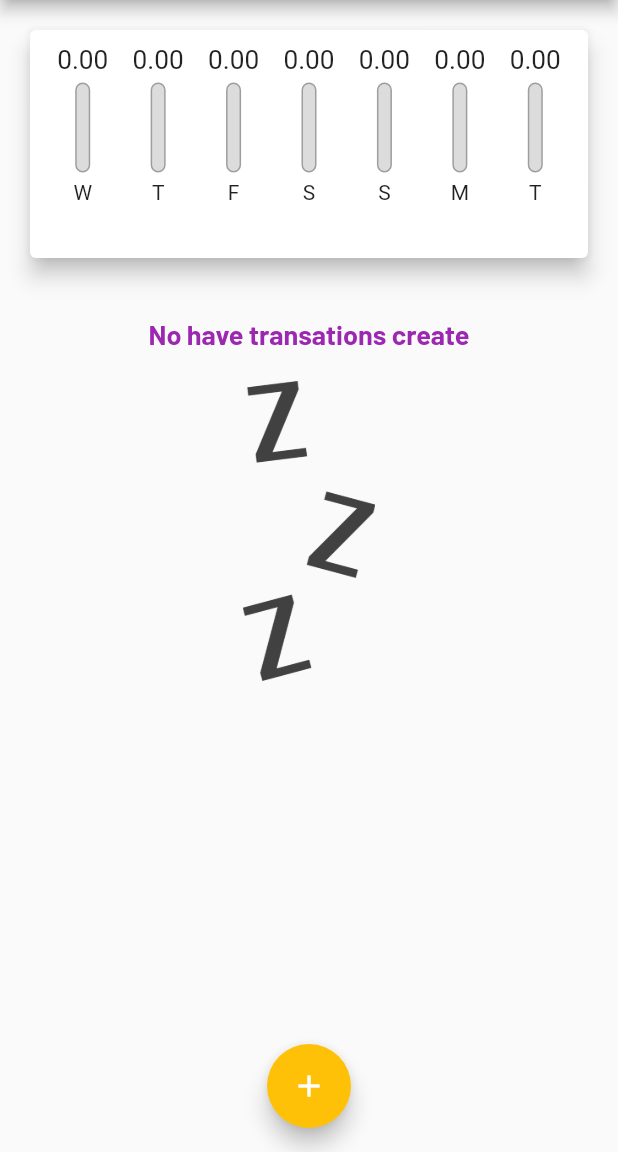
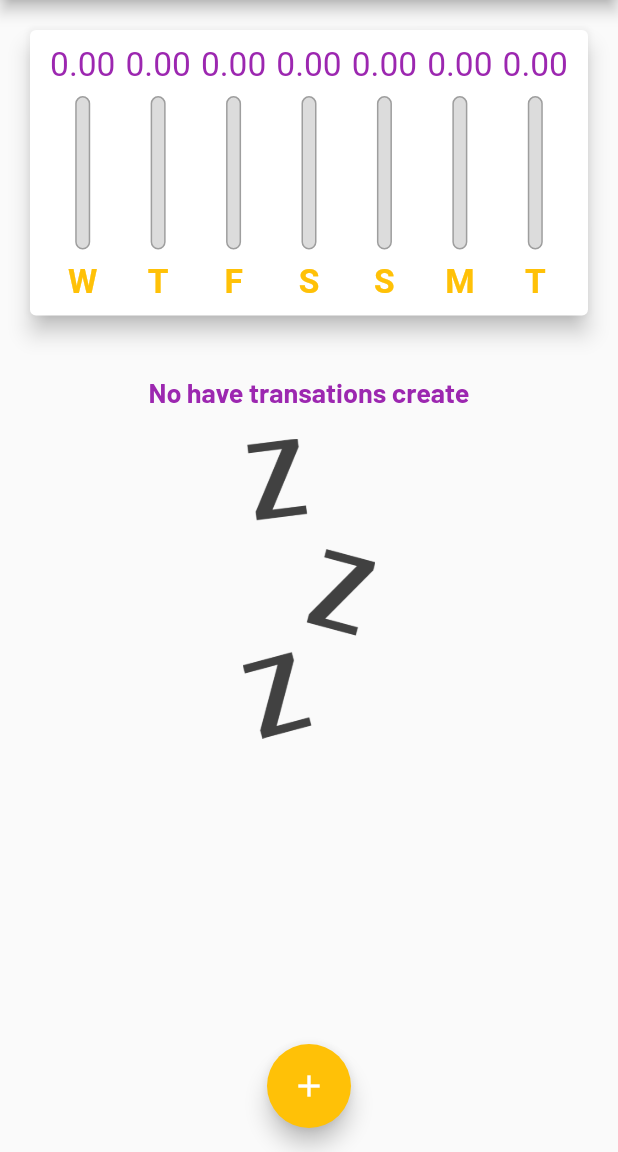
Before and after one commit to cadumeneses/personal_expenses, a Flutter app: the screen it shows after launch, on a phone screen of 412 x 824 dp, the part 84-1236 px from its top. Run offline on Flutter 3.47's test engine with Material 2 defaults, Android fonts, the phone set to English and light mode, and no system bars.

Commit message:
style: responsive graphic

```diff
--- a/lib/components/chart_bar.dart
+++ b/lib/components/chart_bar.dart
@@ -14,19 +14,23 @@ class ChartBar extends StatelessWidget {
 
   @override
   Widget build(BuildContext context) {
+    return LayoutBuilder(
+      builder: (ctx, constraints) {
         return Column(
           children: [
             SizedBox(
-          height: 20,
+              height: constraints.maxHeight * 0.15,
               child: FittedBox(
                 child: Text(
-              '${value.toStringAsFixed(2)}',
+                  value.toStringAsFixed(2),
+                  style:
+                      TextStyle(color: Theme.of(context).colorScheme.primary),
                 ),
               ),
             ),
-        const SizedBox(height: 5),
+            SizedBox(height: constraints.maxHeight * 0.05),
             SizedBox(
-          height: 60,
+              height: constraints.maxHeight * 0.6,
               width: 10,
               child: Stack(
                 alignment: Alignment.bottomCenter,
@@ -49,9 +53,21 @@ class ChartBar extends StatelessWidget {
                 ],
               ),
             ),
-        const SizedBox(height: 5),
-        Text(label),
+            SizedBox(height: constraints.maxHeight * 0.05),
+            SizedBox(
+              height: constraints.maxHeight * 0.15,
+              child: FittedBox(
+                child: Text(
+                  label,
+                  style: TextStyle(
+                      color: Theme.of(context).colorScheme.secondary,
+                      fontWeight: FontWeight.bold),
+                ),
+              ),
+            ),
           ],
+        );
+      },
     );
   }
 }
--- a/lib/main.dart
+++ b/lib/main.dart
@@ -114,11 +114,11 @@ class _MyHomePageState extends State<MyHomePage> {
           crossAxisAlignment: CrossAxisAlignment.stretch,
           children: [
             SizedBox(
-              height: availableHeight * 0.25,
+              height: availableHeight * 0.3,
               child: Chart(_recentTransactions),
             ),
             SizedBox(
-              height: availableHeight * 0.75,
+              height: availableHeight * 0.7,
               child: TransactionList(_transactions, _deleteTransaction),
             ),
           ],
```
Lines whose indentation alone changed are shown as unchanged.
